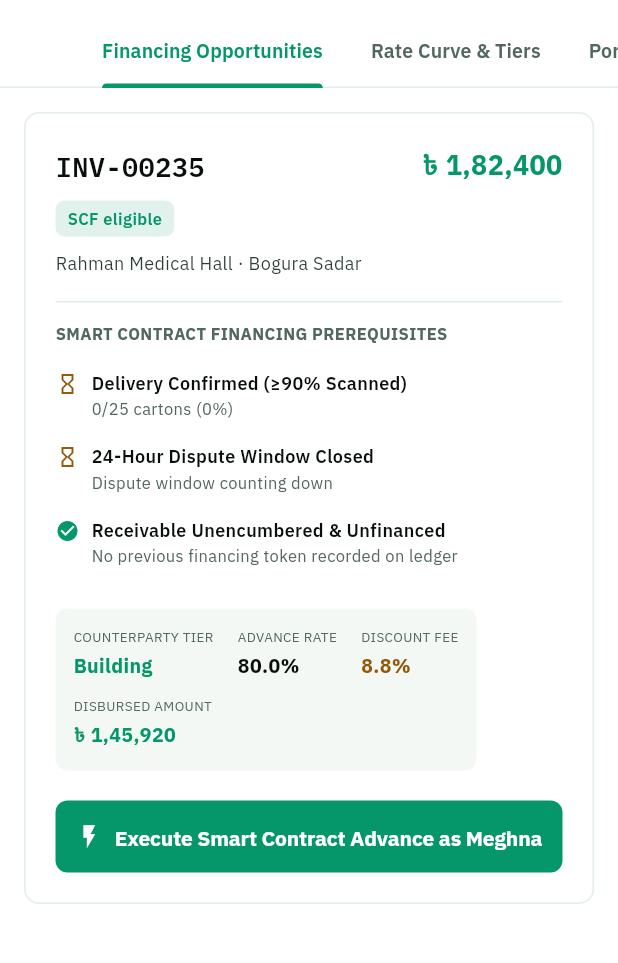
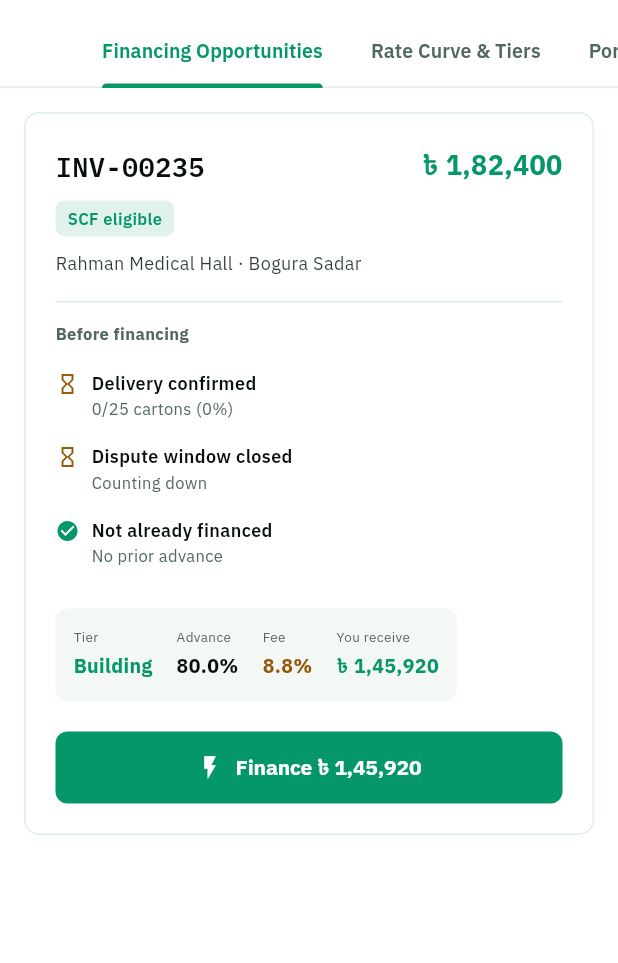
Before and after one commit to ishmam259/lamp-flutter, a Flutter app: the BankScreen screen opened directly with empty values, on a phone screen of 412 x 824 dp, the part 68-1031 px from its top. Run offline on Flutter 3.47's test engine with Material 3 defaults, Android fonts, the phone set to English and light mode, and no system bars; our stand-ins replace qr_flutter, shared_preferences; missing offline and left inert: mobile_scanner; accounts and stored records are empty.

Commit message:
Cut the copy on bank, manufacturer and MPO
Thirty-seven strings. The app described its own mechanism instead of
naming what a person was doing: the primary action on the bank screen
read "Execute Smart Contract Advance as Meghna" and wrapped onto two
lines, where a consumer app says "Finance BDT 1,45,920" — what happens
and what it costs.

The rest follows three rules. Do not narrate what the screen already
shows: the recourse dial draws the split between manufacturer and bank,
so a sentence explaining that loss exposure shifts between them is the
same information, slower. Name the action, not the mechanism —
"Enforces multi-MSP endorsement quorum AND(Mfr, OR(Banks)) upon
creation" became "Needs a bank co-signature". And sentence case, since
ALL-CAPS reads as shouting at eleven pixels and the system reserves
tracked-out caps for the mono eyebrow.

User-facing text is now 3,773 characters against 6,383 at the start, a
41% cut, with strings over 45 characters down from 43% of all copy to
17%.

Shortening the MPO tab labels had a side effect worth recording: the
layout sweep could suddenly reach tabs its taps had been missing, and
found four more overflows in the signing tab that had been there all
along. Three were label/value pairs either side of a spaceBetween, now
LampKeyValue.

```diff
--- a/lib/features/bank/bank_screen.dart
+++ b/lib/features/bank/bank_screen.dart
@@ -264,24 +264,24 @@ class _BankScreenState extends State<BankScreen> with SingleTickerProviderStateM
 
                     // Smart Contract Verification Checklist
                     Text(
-                      'SMART CONTRACT FINANCING PREREQUISITES',
+                      'Before financing',
                       style: TextStyle(fontSize: 11, fontWeight: FontWeight.bold, color: c.inkFaint),
                     ),
                     const SizedBox(height: 8),
 
                     _checkItem(context,
-                      label: 'Delivery Confirmed (≥90% Scanned)',
+                      label: 'Delivery confirmed',
                       detail: '$scannedCount/$totalCartons cartons (${(deliveryRatio * 100).toInt()}%)',
                       isPassed: isDeliveryConfirmed,
                     ),
                     _checkItem(context,
-                      label: '24-Hour Dispute Window Closed',
-                      detail: disputeWindowClosed ? 'Window closed · No objections filed' : 'Dispute window counting down',
+                      label: 'Dispute window closed',
+                      detail: disputeWindowClosed ? 'Window closed · No objections filed' : 'Counting down',
                       isPassed: disputeWindowClosed,
                     ),
                     _checkItem(context,
-                      label: 'Receivable Unencumbered & Unfinanced',
-                      detail: 'No previous financing token recorded on ledger',
+                      label: 'Not already financed',
+                      detail: 'No prior advance',
                       isPassed: true,
                     ),
 
@@ -299,10 +299,10 @@ class _BankScreenState extends State<BankScreen> with SingleTickerProviderStateM
                         runSpacing: 10,
                         alignment: WrapAlignment.spaceBetween,
                         children: [
-                          _statItem(context, 'COUNTERPARTY TIER', state.creditHistory?.tier.label ?? 'BUILDING', c.brand),
-                          _statItem(context, 'ADVANCE RATE', '80.0%', c.ink),
-                          _statItem(context, 'DISCOUNT FEE', '8.8%', c.pending),
-                          _statItem(context, 'DISBURSED AMOUNT', LaMPFormatters.formatBDT(182400 * 0.8), c.verified),
+                          _statItem(context, 'Tier', state.creditHistory?.tier.label ?? 'BUILDING', c.brand),
+                          _statItem(context, 'Advance', '80.0%', c.ink),
+                          _statItem(context, 'Fee', '8.8%', c.pending),
+                          _statItem(context, 'You receive', LaMPFormatters.formatBDT(182400 * 0.8), c.verified),
                         ],
                       ),
                     ),
@@ -316,7 +316,7 @@ class _BankScreenState extends State<BankScreen> with SingleTickerProviderStateM
                         onPressed: () => _executeSmartContractAdvance(state),
                         icon: const Icon(Icons.flash_on),
                         label: Text(
-                          'Execute Smart Contract Advance as ${_activeBank.shortName}',
+                          'Finance ${LaMPFormatters.formatBDT(145920)}',
                           textAlign: TextAlign.center,
                           style: const TextStyle(fontSize: 14, fontWeight: FontWeight.bold),
                         ),
@@ -439,11 +439,11 @@ class _BankScreenState extends State<BankScreen> with SingleTickerProviderStateM
                 child: Column(
                   crossAxisAlignment: CrossAxisAlignment.start,
                   children: [
-                    Text('Dynamic Rate Curve & Recourse Dial (Whitepaper §4.6)',
+                    Text('Rate curve',
                         style: TextStyle(fontSize: 15, fontWeight: FontWeight.bold, color: c.ink)),
                     const SizedBox(height: 4),
                     Text(
-                      'As on-chain repayment history accumulates, loss exposure automatically shifts from manufacturer to bank.',
+                      'Better repayment history moves risk from the manufacturer to the bank.',
                       style: TextStyle(fontSize: 12, color: c.inkMuted),
                     ),
                     const SizedBox(height: 16),
@@ -478,10 +478,10 @@ class _BankScreenState extends State<BankScreen> with SingleTickerProviderStateM
             child: Column(
               crossAxisAlignment: CrossAxisAlignment.start,
               children: [
-                Text('Bank Portfolio Management',
+                Text('Portfolio',
                     style: TextStyle(fontSize: 15, fontWeight: FontWeight.bold, color: c.ink)),
                 SizedBox(height: 8),
-                Text('Real-time exposure across all verified pharmacy supply chain receivables.',
+                Text('Exposure across financed receivables.',
                     style: TextStyle(fontSize: 12, color: c.inkMuted)),
                 SizedBox(height: 20),
                 Text('Total Portfolio Size: ৳ 45,00,000 across 18 pharmacies',
--- a/lib/features/manufacturer/manufacturer_screen.dart
+++ b/lib/features/manufacturer/manufacturer_screen.dart
@@ -162,23 +162,23 @@ class _ManufacturerScreenState extends State<ManufacturerScreen> with SingleTick
               LayoutBuilder(
                 builder: (context, constraints) {
                   final card1 = _buildMetricCard(context,
-                    'Total Receivables',
+                    'Receivables',
                     LaMPFormatters.formatBDT(182400),
-                    '1 active consignment',
+                    '1 consignment',
                     c.brand,
                   );
                   final card2 = _buildMetricCard(context,
-                    'Delivery Ratio',
+                    'Delivered',
                     delivery != null
                         ? '${((delivery.cartons.where((c) => c.scannedAt != null).length / delivery.cartons.length) * 100).toInt()}%'
                         : '0%',
-                    'Target: ≥90% for SCF',
+                    '≥90% to finance',
                     c.verified,
                   );
                   final card3 = _buildMetricCard(context,
-                    'Financing Status',
+                    'Financing',
                     delivery?.status == DeliveryStatus.completed ? 'ELIGIBLE' : 'IN TRANSIT',
-                    'Meghna Bank matching',
+                    'Meghna matching',
                     c.pending,
                   );
 
@@ -231,11 +231,11 @@ class _ManufacturerScreenState extends State<ManufacturerScreen> with SingleTick
                       runSpacing: 4,
                       children: [
                         Text(
-                          'Active Receivable Tokens on Ledger',
+                          'On the ledger',
                           style: TextStyle(fontSize: 14, fontWeight: FontWeight.bold, color: c.ink),
                         ),
                         Text(
-                          'Consortium Channel: lamp-channel',
+                          'lamp-channel',
                           style: TextStyle(fontSize: 10, fontFamily: LaMPType.mono, fontFamilyFallback: LaMPType.fallback, color: c.inkFaint),
                         ),
                       ],
@@ -497,7 +497,7 @@ class _ManufacturerScreenState extends State<ManufacturerScreen> with SingleTick
               children: [
                 Text('Mint New Receivable Token',
                     style: TextStyle(fontSize: 16, fontWeight: FontWeight.bold, color: c.ink)),
-                Text('Enforces multi-MSP endorsement quorum AND(Mfr, OR(Banks)) upon creation',
+                Text('Needs a bank co-signature',
                     style: TextStyle(fontSize: 12, color: c.inkMuted)),
                 const SizedBox(height: 16),
                 Divider(color: c.line),
@@ -611,7 +611,7 @@ class _ManufacturerScreenState extends State<ManufacturerScreen> with SingleTick
                           ScaffoldMessenger.of(context).showSnackBar(
                             SnackBar(
                               backgroundColor: c.verified,
-                              content: Text('Receivable token minted on blockchain with 2-MSP endorsement!'),
+                              content: Text('Receivable minted'),
                             ),
                           );
                           _tabController.animateTo(0);
```
Also changed, not shown: lib/features/mpo/mpo_screen.dart (+24 -36 lines), lib/widgets/signature_pad.dart (+7 -3 lines).
